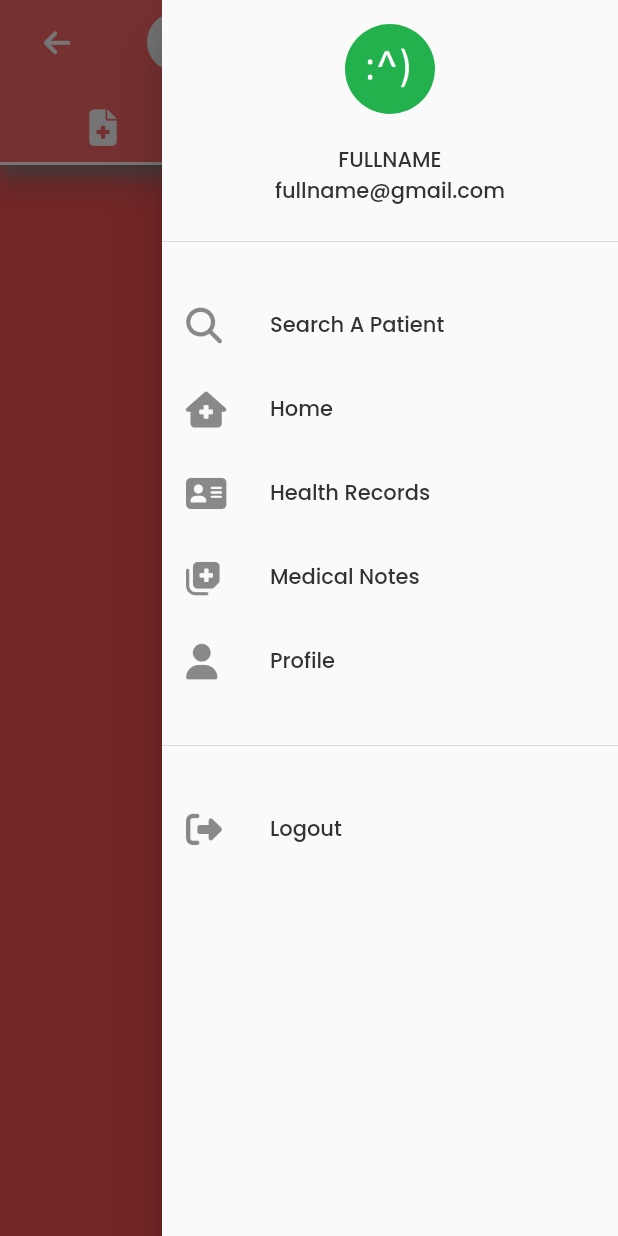
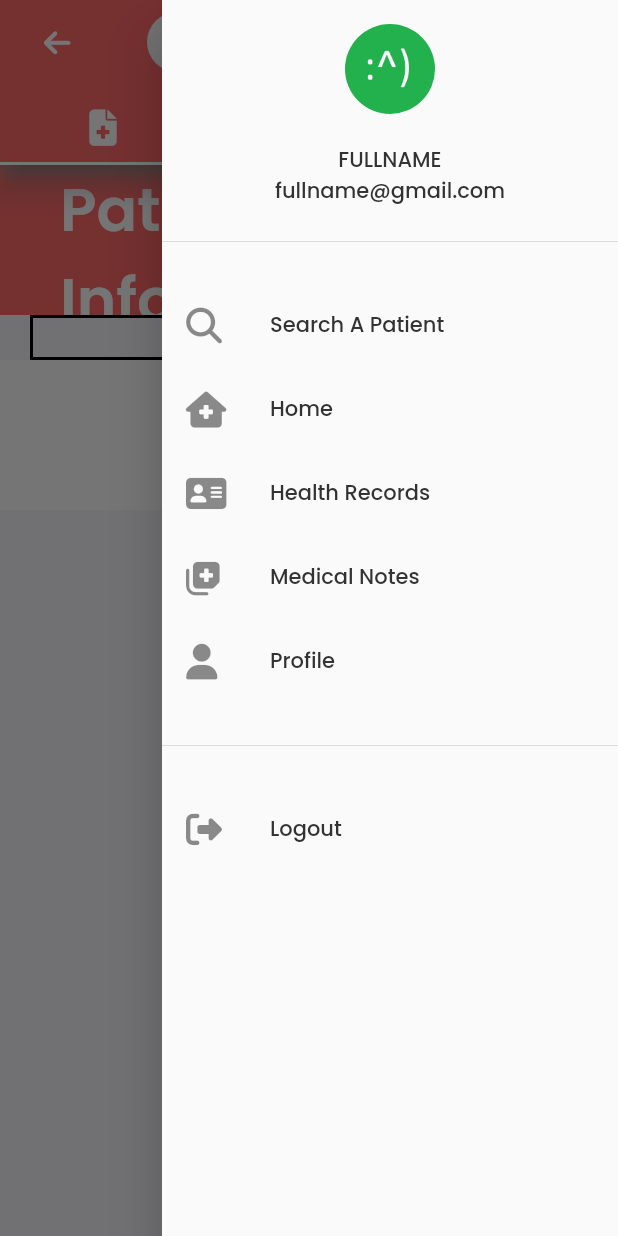
Before and after one commit to riqi3/CapstoneSAMS, a Flutter app: the PatientTabsScreen screen opened directly with empty values, with the side drawer open, on a phone screen of 412 x 824 dp. Run offline on Flutter 3.47's test engine with Material 2 defaults, Android fonts, the phone set to English and light mode, and no system bars; our stand-ins replace dio, dropdown_search, font_awesome_flutter; accounts and stored records are empty; network calls fail.

Commit message:
initial card design

```diff
--- a/capstone_sams/lib/declare/ValueDeclaration.dart
+++ b/capstone_sams/lib/declare/ValueDeclaration.dart
@@ -100,12 +100,12 @@ class BottomPatientTabs extends StatelessWidget {
               width: MediaQuery.of(context).size.width / 2 - 10,
               child: Tab(
                 child: Align(
-                    alignment: Alignment.center,
-                    child: FaIcon(
-                      FontAwesomeIcons.prescription,
-                    )
-                    // Text('Order Entry', style: TextStyle(fontSize: 12)),
-                    ),
+                  alignment: Alignment.center,
+                  child: FaIcon(
+                    FontAwesomeIcons.prescription,
+                  ),
+                  // Text('Order Entry', style: TextStyle(fontSize: 12)),
+                ),
               ),
             ),
           ],
--- a/capstone_sams/lib/providers/PatientProvider.dart
+++ b/capstone_sams/lib/providers/PatientProvider.dart
@@ -25,6 +25,17 @@ class PatientProvider extends ChangeNotifier {
       return patients;
     } else {
       throw Exception('Failed to fetch patients');
+    }
+  }
+
+  Future<Patient> fetchPatient() async {
+    final response =
+        await http.get(Uri.parse('${Env.prefix}/patient/patients/${int}'));
+
+    if (response.statusCode == 200) {
+      return Patient.fromJson(jsonDecode(response.body));
+    } else {
+      throw Exception('Failed to load album');
     }
   }
 
@@ -65,4 +76,6 @@ class PatientProvider extends ChangeNotifier {
     }
     return _patients;
   }
+
+
 }
--- a/capstone_sams/lib/screens/ehr-list/EHRListScreen.dart
+++ b/capstone_sams/lib/screens/ehr-list/EHRListScreen.dart
@@ -2,7 +2,6 @@ import 'package:capstone_sams/constants/Dimensions.dart';
 import 'package:capstone_sams/declare/ValueDeclaration.dart';
 import 'package:capstone_sams/global-widgets/TitleAppBar.dart';
 import 'package:capstone_sams/models/PatientModel.dart';
-
 
 import 'package:capstone_sams/screens/ehr-list/widgets/PatientCard.dart';
 
--- a/capstone_sams/lib/screens/ehr-list/patient/health-record/HealthRecordScreen.dart
+++ b/capstone_sams/lib/screens/ehr-list/patient/health-record/HealthRecordScreen.dart
@@ -1,16 +1,28 @@
+import 'package:capstone_sams/providers/PatientProvider.dart';
+import 'package:capstone_sams/screens/ehr-list/patient/health-record/widgets/PatientInfoCard.dart';
 import 'package:flutter/material.dart';
 
 import '../../../../models/PatientModel.dart';
 
-class HealthRecordsScreen extends StatelessWidget {
+class HealthRecordsScreen extends StatefulWidget {
   final Patient patient;
   const HealthRecordsScreen({super.key, required this.patient});
 
   @override
+  State<HealthRecordsScreen> createState() => _HealthRecordsScreenState();
+}
+
+class _HealthRecordsScreenState extends State<HealthRecordsScreen> {
+  @override
   Widget build(BuildContext context) {
-    return Container(
-      color: Colors.redAccent,
-      child: Text('${patient.firstName}'),
+    return Scaffold(
+      body: Column(
+        children: [
+          PatientInfoCard(
+            patient: widget.patient,
+          ),
+        ],
+      ),
     );
   }
 }
--- /dev/null
+++ b/capstone_sams/lib/screens/ehr-list/patient/health-record/widgets/PatientInfoCard.dart
@@ -0,0 +1,73 @@
+import 'package:flutter/material.dart';
+import '../../../../../models/PatientModel.dart';
+import '../../../../../theme/Pallete.dart';
+
+class PatientInfoCard extends StatefulWidget {
+  final Patient patient;
+  const PatientInfoCard({super.key, required this.patient});
+
+  @override
+  State<PatientInfoCard> createState() => _PatientInfoCardState();
+}
+
+class _PatientInfoCardState extends State<PatientInfoCard> {
+
+
+  @override
+  Widget build(BuildContext context) {
+    return Expanded(
+      child: Column(
+        children: [
+          Container(
+            alignment: Alignment.centerLeft,
+            padding: EdgeInsets.symmetric(horizontal: 40),
+            width: MediaQuery.of(context).size.width,
+            height: 100,
+            color: Pallete.mainColor,
+            child: Text(
+              'Patient Information',
+              style: TextStyle(
+                  color: Pallete.whiteColor,
+                  fontSize: 40,
+                  fontWeight: FontWeight.w600),
+            ),
+          ),
+          Padding(
+            padding: const EdgeInsets.symmetric(horizontal: 20),
+            child: Table(
+              border: TableBorder.all(
+                  color: Colors.black, style: BorderStyle.solid, width: 2),
+              children: [
+                TableRow(children: [
+                  Column(
+                    children: [
+                      Text(
+                        '${widget.patient.firstName}',
+                        style: TextStyle(fontSize: 20.0),
+                      ),
+                    ],
+                  ),
+                  Column(
+                    children: [
+                      Text(
+                        '${widget.patient.age}',
+                        style: TextStyle(fontSize: 20.0),
+                      ),
+                    ],
+                  ),
+                ])
+              ],
+            ),
+          ),
+          Container(
+            alignment: Alignment.centerLeft,
+            padding: EdgeInsets.symmetric(horizontal: 40),
+            width: MediaQuery.of(context).size.width,
+            height: 100,
+            color: Pallete.whiteColor,
+          ),
+        ],
+      ),
+    );
+  }
+}
--- a/capstone_sams/lib/screens/ehr-list/widgets/PatientCard.dart
+++ b/capstone_sams/lib/screens/ehr-list/widgets/PatientCard.dart
@@ -1,15 +1,11 @@
-// ignore_for_file: prefer_const_constructors
-
-
 import 'package:capstone_sams/screens/ehr-list/patient/health-record/PatientTabsScreen.dart';
 import 'package:capstone_sams/theme/sizing.dart';
 import 'package:flutter/material.dart';
 import 'package:capstone_sams/theme/pallete.dart';
 import 'package:intl/intl.dart';
-
 import '../../../models/PatientModel.dart';
 
-class PatientCard extends StatelessWidget {
+class PatientCard extends StatefulWidget {
   final Patient patient;
 
   PatientCard({
@@ -17,14 +13,19 @@ class PatientCard extends StatelessWidget {
   });
 
   @override
+  State<PatientCard> createState() => _PatientCardState();
+}
+
+class _PatientCardState extends State<PatientCard> {
+  @override
   Widget build(BuildContext context) {
     return GestureDetector(
       onTap: () {
-        print(patient.firstName);
+        print(widget.patient.firstName);
         Navigator.push(
           context,
           MaterialPageRoute(
-            builder: (context) => PatientTabsScreen(patient: patient),
+            builder: (context) => PatientTabsScreen(patient: widget.patient),
           ),
         );
       },
@@ -38,7 +39,7 @@ class PatientCard extends StatelessWidget {
           children: [
             ListTile(
               title: Text(
-                'Hospital No. ${patient.patientId}',
+                'Hospital No. ${widget.patient.patientId}',
                 style: TextStyle(
                   color: Pallete.mainColor,
                   fontWeight: FontWeight.bold,
@@ -50,7 +51,7 @@ class PatientCard extends StatelessWidget {
                 children: [
                   SizedBox(height: 8.0),
                   Text(
-                    "${patient.firstName}  ${patient.middleName != null ? patient.middleName![0] + '.' : ''} ${patient.middleName == null ? '' + patient.lastName : patient.lastName}",
+                    "${widget.patient.firstName}  ${widget.patient.middleName != null ? widget.patient.middleName![0] + '.' : ''} ${widget.patient.middleName == null ? '' + widget.patient.lastName : widget.patient.lastName}",
                     style: TextStyle(
                       fontWeight: FontWeight.bold,
                       fontSize: 20.0,
@@ -60,17 +61,17 @@ class PatientCard extends StatelessWidget {
                   SizedBox(height: 12.0),
                   Row(
                     children: [
-                      Text('Sex: ${patient.gender}'),
+                      Text('Sex: ${widget.patient.gender}'),
                       SizedBox(width: 16.0),
-                      Text('Age: ${patient.age}'),
+                      Text('Age: ${widget.patient.age}'),
                       SizedBox(width: 16.0),
                       Text(
-                          'Birthdate: ${DateFormat.yMMMd('en_US').format(patient.birthDate)}'),
+                          'Birthdate: ${DateFormat.yMMMd('en_US').format(widget.patient.birthDate)}'),
                     ],
                   ),
                   SizedBox(height: 12.0),
                   Text(
-                    'Date of Registration: ${DateFormat.yMMMd('en_US').format(patient.registration)}',
+                    'Date of Registration: ${DateFormat.yMMMd('en_US').format(widget.patient.registration)}',
                     style: TextStyle(
                       color: Pallete.mainColor,
                     ),
```
